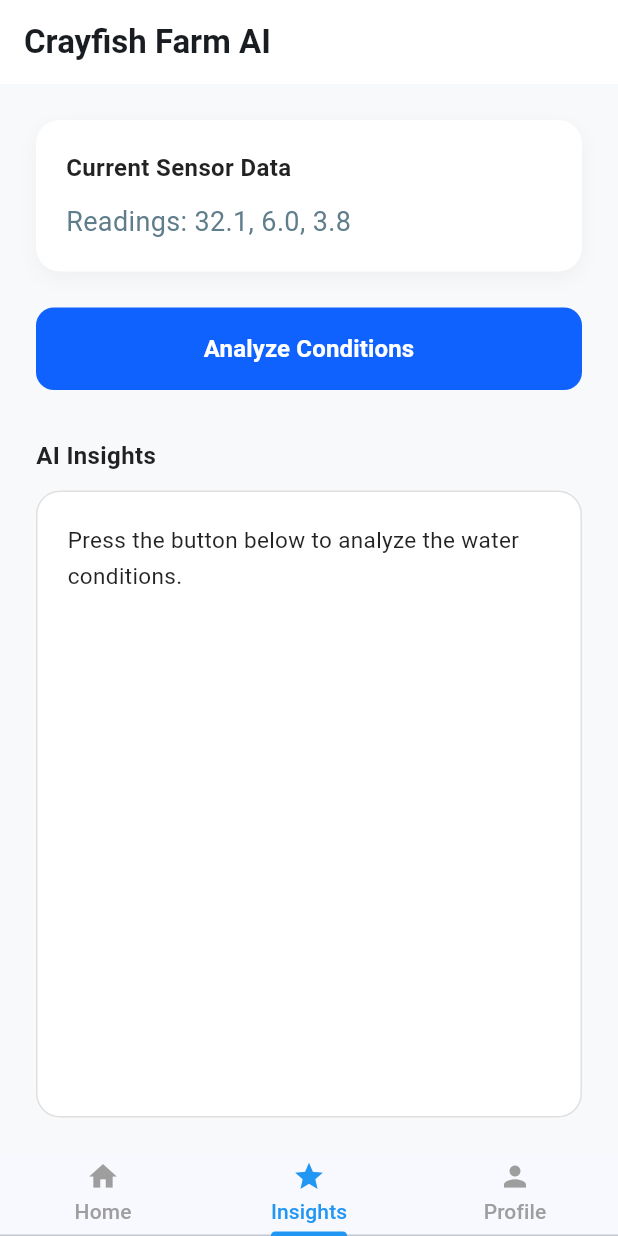
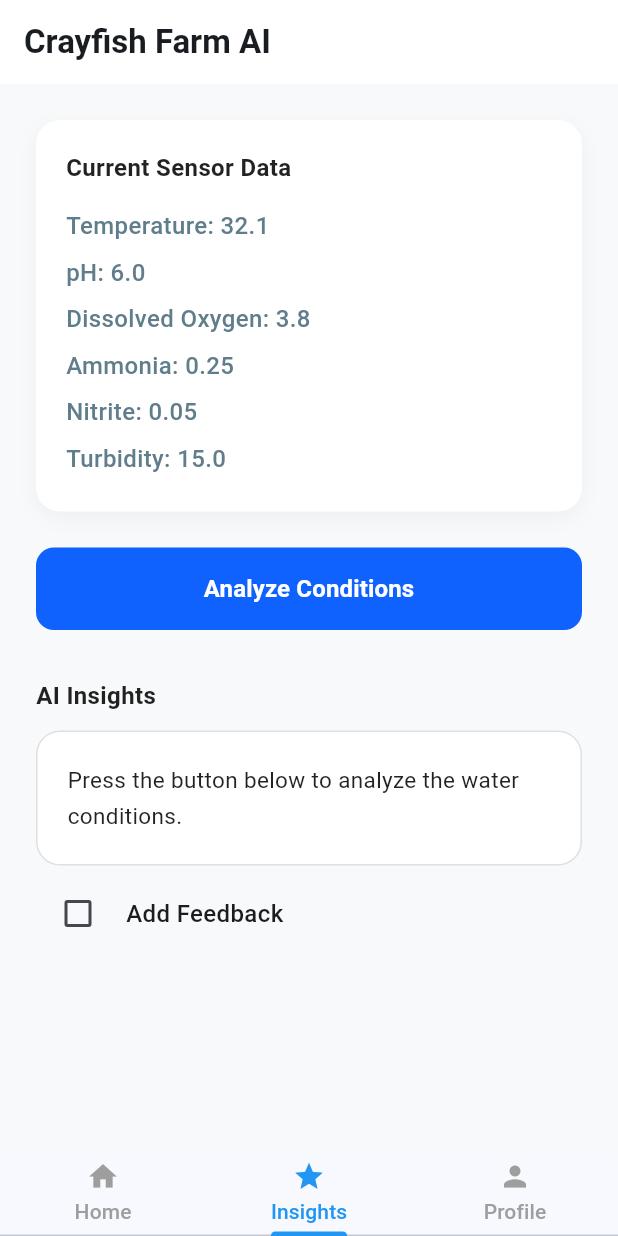
Before and after one commit to inogami-dev/Aquation, a Flutter app: the screen it shows after launch, item 2 of the bottom bar chosen, on a phone screen of 412 x 824 dp. Run offline on Flutter 3.47's test engine with Material 3 defaults, Android fonts, the phone set to English and light mode, and no system bars; drawn by our look-alikes of flutter_markdown; our stand-ins replace firebase_core, flutter_dotenv; missing offline and left inert: mistralai_dart; accounts and stored records are empty.

Commit message:
feedback

```diff
--- a/lib/ai/ai_screen.dart
+++ /dev/null
@@ -1,169 +0,0 @@
-import 'package:aquation/ai/ai_logic.dart';
-import 'package:flutter/material.dart';
-import 'package:flutter_markdown/flutter_markdown.dart';
-// import 'my_aquation_ai_logic.dart'; // Ensure you import your logic file
-
-class AiTestScreen extends StatefulWidget {
-  const AiTestScreen({super.key});
-
-  @override
-  State<AiTestScreen> createState() => _AiTestScreenState();
-}
-
-class _AiTestScreenState extends State<AiTestScreen> {
-  bool _isLoading = false;
-  String _response = "Press the button below to analyze the water conditions.";
-
-  // Mock data representing Temperature, pH, and Dissolved Oxygen
-  final List<double> _mockSensors = [32.1, 6.0, 3.8];
-
-  Future<void> _runAnalysis() async {
-    setState(() {
-      _isLoading = true;
-      _response = "Analyzing water conditions...";
-    });
-
-    // Initialize your improved logic class
-    final logic = MyAquationAiLogic(sensorValues: _mockSensors);
-    final result = await logic.getResponse();
-
-    setState(() {
-      _isLoading = false;
-      _response = result;
-    });
-  }
-
-  @override
-  Widget build(BuildContext context) {
-    return Scaffold(
-      backgroundColor: const Color(0xFFF8F9FA),
-      appBar: AppBar(
-        title: const Text(
-          'Crayfish Farm AI',
-          style: TextStyle(fontWeight: FontWeight.w600),
-        ),
-        backgroundColor: Colors.white,
-        surfaceTintColor: Colors.transparent,
-        elevation: 1,
-      ),
-      body: SafeArea(
-        child: Padding(
-          padding: const EdgeInsets.all(24.0),
-          child: Column(
-            crossAxisAlignment: CrossAxisAlignment.stretch,
-            children: [
-              // Sensor Data Display Card
-              Container(
-                padding: const EdgeInsets.all(20),
-                decoration: BoxDecoration(
-                  color: Colors.white,
-                  borderRadius: BorderRadius.circular(16),
-                  boxShadow: [
-                    BoxShadow(
-                      color: Colors.black.withOpacity(0.04),
-                      blurRadius: 10,
-                      offset: const Offset(0, 4),
-                    ),
-                  ],
-                ),
-                child: Column(
-                  crossAxisAlignment: CrossAxisAlignment.start,
-                  children: [
-                    const Text(
-                      "Current Sensor Data",
-                      style: TextStyle(
-                        fontSize: 16,
-                        fontWeight: FontWeight.w600,
-                        color: Colors.black87,
-                      ),
-                    ),
-                    const SizedBox(height: 12),
-                    Text(
-                      "Readings: ${_mockSensors.join(', ')}",
-                      style: const TextStyle(
-                        fontSize: 18,
-                        color: Colors.blueGrey,
-                      ),
-                    ),
-                  ],
-                ),
-              ),
-              const SizedBox(height: 24),
-
-              // Analyze Button
-              ElevatedButton(
-                onPressed: _isLoading ? null : _runAnalysis,
-                style: ElevatedButton.styleFrom(
-                  backgroundColor: const Color(0xFF0F62FE),
-                  foregroundColor: Colors.white,
-                  padding: const EdgeInsets.symmetric(vertical: 16),
-                  shape: RoundedRectangleBorder(
-                    borderRadius: BorderRadius.circular(12),
-                  ),
-                  elevation: 0,
-                ),
-                child: _isLoading
-                    ? const SizedBox(
-                        height: 20,
-                        width: 20,
-                        child: CircularProgressIndicator(
-                          color: Colors.white,
-                          strokeWidth: 2,
-                        ),
-                      )
-                    : const Text(
-                        "Analyze Conditions",
-                        style: TextStyle(
-                          fontSize: 16,
-                          fontWeight: FontWeight.w600,
-                        ),
-                      ),
-              ),
-              const SizedBox(height: 32),
-
-              // AI Response Display
-              const Text(
-                "AI Insights",
-                style: TextStyle(
-                  fontSize: 16,
-                  fontWeight: FontWeight.w600,
-                  color: Colors.black87,
-                ),
-              ),
-              const SizedBox(height: 12),
-              Expanded(
-                child: Container(
-                  width: double.infinity,
-                  padding: const EdgeInsets.all(20),
-                  decoration: BoxDecoration(
-                    color: Colors.white,
-                    borderRadius: BorderRadius.circular(16),
-                    border: Border.all(color: const Color(0xFFE0E0E0)),
-                  ),
-                  child: SingleChildScrollView(
-                    // Inside your SingleChildScrollView:
-                    child: MarkdownBody(
-                      data: _response,
-                      styleSheet: MarkdownStyleSheet(
-                        p: const TextStyle(
-                          fontSize: 15,
-                          height: 1.6,
-                          color: Colors.black87,
-                        ),
-                        tableBody: const TextStyle(
-                          fontSize: 14,
-                          color: Colors.black87,
-                        ),
-                        // You can customize headings, bold text, and lists here to keep it modern
-                      ),
-                    ),
-                  ),
-                ),
-              ),
-            ],
-          ),
-        ),
-      ),
-    );
-  }
-}
--- /dev/null
+++ b/lib/ai/domain/dimensions.dart
@@ -0,0 +1,10 @@
+import 'package:flutter/material.dart';
+
+class MyDimensions {
+  MyDimensions._();
+  // MyDimen should only have constants and helper methods.
+  static double getWidth(BuildContext context) =>
+      MediaQuery.of(context).size.width;
+  static double getHeight(BuildContext context) =>
+      MediaQuery.of(context).size.height;
+}
--- /dev/null
+++ b/lib/ai/presentation/ai_screen.dart
@@ -0,0 +1,196 @@
+import 'package:aquation/ai/domain/ai_logic.dart';
+import 'package:aquation/ai/domain/dimensions.dart';
+import 'package:aquation/ai/presentation/feedback_input.dart';
+import 'package:flutter/material.dart';
+import 'package:flutter_markdown/flutter_markdown.dart';
+// import 'my_aquation_ai_logic.dart'; // Ensure you import your logic file
+
+class AiTestScreen extends StatefulWidget {
+  const AiTestScreen({super.key});
+
+  @override
+  State<AiTestScreen> createState() => _AiTestScreenState();
+}
+
+class _AiTestScreenState extends State<AiTestScreen> {
+  bool _isLoading = false;
+  String _response = "Press the button below to analyze the water conditions.";
+
+  // Mock data representing Temperature, pH, Dissolved Oxygen, Ammonia, Nitrite, and Turbidity
+  static const List<double> _mockSensors = [32.1, 6.0, 3.8, 0.25, 0.05, 15.0];
+
+  static const List<String> _sensorNames = [
+    "Temperature",
+    "pH",
+    "Dissolved Oxygen",
+    "Ammonia",
+    "Nitrite",
+    "Turbidity",
+  ];
+
+  Future<void> _runAnalysis() async {
+    setState(() {
+      _isLoading = true;
+      _response = "Analyzing water conditions...";
+    });
+
+    // Initialize your improved logic class
+    final logic = MyAquationAiLogic(sensorValues: _mockSensors);
+    final result = await logic.getResponse();
+
+    setState(() {
+      _isLoading = false;
+      _response = result;
+    });
+  }
+
+  @override
+  Widget build(BuildContext context) {
+    return Scaffold(
+      backgroundColor: const Color(0xFFF8F9FA),
+      appBar: AppBar(
+        title: const Text(
+          'Crayfish Farm AI',
+          style: TextStyle(fontWeight: FontWeight.w600),
+        ),
+        backgroundColor: Colors.white,
+        surfaceTintColor: Colors.transparent,
+        elevation: 1,
+      ),
+      body: SafeArea(
+        child: Container(
+          width: MyDimensions.getWidth(context),
+          height: MyDimensions.getHeight(context),
+          padding: const EdgeInsets.all(24.0),
+          child: SingleChildScrollView(
+            child: Column(
+              crossAxisAlignment: CrossAxisAlignment.stretch,
+              children: [
+                // Sensor Data Display Card
+                Container(
+                  padding: const EdgeInsets.all(20),
+                  decoration: BoxDecoration(
+                    color: Colors.white,
+                    borderRadius: BorderRadius.circular(16),
+                    boxShadow: [
+                      BoxShadow(
+                        color: Colors.black.withValues(alpha: 0.04),
+                        blurRadius: 10,
+                        offset: const Offset(0, 4),
+                      ),
+                    ],
+                  ),
+                  child: Column(
+                    crossAxisAlignment: CrossAxisAlignment.start,
+                    children: [
+                      const Text(
+                        "Current Sensor Data",
+                        style: TextStyle(
+                          fontSize: 16,
+                          fontWeight: FontWeight.w600,
+                          color: Colors.black87,
+                        ),
+                      ),
+                      const SizedBox(height: 12),
+                      ListView.builder(
+                        shrinkWrap: true,
+                        physics: const NeverScrollableScrollPhysics(),
+                        itemCount: _mockSensors.length,
+                        itemBuilder: (context, index) {
+                          final name = index < _sensorNames.length
+                              ? _sensorNames[index]
+                              : "Sensor ${index + 1}";
+                          return Padding(
+                            padding: const EdgeInsets.symmetric(vertical: 4.0),
+                            child: Text(
+                              "$name: ${_mockSensors[index]}",
+                              style: const TextStyle(
+                                fontSize: 16,
+                                color: Colors.blueGrey,
+                                fontWeight: FontWeight.w500,
+                              ),
+                            ),
+                          );
+                        },
+                      ),
+                    ],
+                  ),
+                ),
+                const SizedBox(height: 24),
+
+                // Analyze Button
+                ElevatedButton(
+                  onPressed: _isLoading ? null : _runAnalysis,
+                  style: ElevatedButton.styleFrom(
+                    backgroundColor: const Color(0xFF0F62FE),
+                    foregroundColor: Colors.white,
+                    padding: const EdgeInsets.symmetric(vertical: 16),
+                    shape: RoundedRectangleBorder(
+                      borderRadius: BorderRadius.circular(12),
+                    ),
+                    elevation: 0,
+                  ),
+                  child: _isLoading
+                      ? const SizedBox(
+                          height: 20,
+                          width: 20,
+                          child: CircularProgressIndicator(
+                            color: Colors.white,
+                            strokeWidth: 2,
+                          ),
+                        )
+                      : const Text(
+                          "Analyze Conditions",
+                          style: TextStyle(
+                            fontSize: 16,
+                            fontWeight: FontWeight.w600,
+                          ),
+                        ),
+                ),
+                const SizedBox(height: 32),
+
+                // AI Response Display
+                const Text(
+                  "AI Insights",
+                  style: TextStyle(
+                    fontSize: 16,
+                    fontWeight: FontWeight.w600,
+                    color: Colors.black87,
+                  ),
+                ),
+                const SizedBox(height: 12),
+                Container(
+                  width: double.infinity,
+                  padding: const EdgeInsets.all(20),
+                  decoration: BoxDecoration(
+                    color: Colors.white,
+                    borderRadius: BorderRadius.circular(16),
+                    border: Border.all(color: const Color(0xFFE0E0E0)),
+                  ),
+                  child: MarkdownBody(
+                    data: _response,
+                    styleSheet: MarkdownStyleSheet(
+                      p: const TextStyle(
+                        fontSize: 15,
+                        height: 1.6,
+                        color: Colors.black87,
+                      ),
+                      tableBody: const TextStyle(
+                        fontSize: 14,
+                        color: Colors.black87,
+                      ),
+                      // You can customize headings, bold text, and lists here to keep it modern
+                    ),
+                  ),
+                ),
+
+                // Feedback Input
+                const FeedbackInput(),
+              ],
+            ),
+          ),
+        ),
+      ),
+    );
+  }
+}
--- /dev/null
+++ b/lib/ai/presentation/feedback_input.dart
@@ -0,0 +1,120 @@
+import 'package:flutter/material.dart';
+
+class FeedbackInput extends StatefulWidget {
+  const FeedbackInput({super.key});
+
+  @override
+  State<FeedbackInput> createState() => FeedbackInputState();
+}
+
+class FeedbackInputState extends State<FeedbackInput>
+    with SingleTickerProviderStateMixin {
+  late final AnimationController _animationController;
+  late final Animation<double> _expandAnimation;
+  late final Animation<double> _fadeAnimation;
+
+  bool _showFeedback = false;
+  final TextEditingController _controller = TextEditingController();
+  final FocusNode _focusNode = FocusNode();
+
+  @override
+  void initState() {
+    super.initState();
+    _animationController = AnimationController(
+      vsync: this,
+      duration: const Duration(milliseconds: 300),
+    );
+    _expandAnimation = CurvedAnimation(
+      parent: _animationController,
+      curve: Curves.easeInOut,
+    );
+    _fadeAnimation = CurvedAnimation(
+      parent: _animationController,
+      curve: Curves.easeIn,
+    );
+  }
+
+  @override
+  void dispose() {
+    _animationController.dispose();
+    _controller.dispose();
+    _focusNode.dispose();
+    super.dispose();
+  }
+
+  void _toggleFeedback(bool value) {
+    setState(() {
+      _showFeedback = value;
+      if (_showFeedback) {
+        _animationController.forward();
+        // Request focus when the field starts animating in to make it ready for input.
+        WidgetsBinding.instance.addPostFrameCallback((_) {
+          _focusNode.requestFocus();
+        });
+      } else {
+        _animationController.reverse();
+        _focusNode.unfocus();
+      }
+    });
+  }
+
+  @override
+  Widget build(BuildContext context) {
+    return Column(
+      crossAxisAlignment: CrossAxisAlignment.start,
+      mainAxisSize: MainAxisSize.min,
+      children: [
+        InkWell(
+          onTap: () => _toggleFeedback(!_showFeedback),
+          borderRadius: BorderRadius.circular(4),
+          child: Padding(
+            padding: const EdgeInsets.symmetric(vertical: 8.0, horizontal: 4.0),
+            child: Row(
+              mainAxisSize: MainAxisSize.min,
+              children: [
+                Checkbox(
+                  value: _showFeedback,
+                  onChanged: (value) => _toggleFeedback(value ?? false),
+                ),
+                const SizedBox(width: 8),
+                const Text(
+                  'Add Feedback',
+                  style: TextStyle(fontSize: 16, fontWeight: FontWeight.w500),
+                ),
+              ],
+            ),
+          ),
+        ),
+        SizeTransition(
+          sizeFactor: _expandAnimation,
+          axisAlignment: -1.0,
+          child: FadeTransition(
+            opacity: _fadeAnimation,
+            child: Padding(
+              padding: const EdgeInsets.only(
+                left: 12.0,
+                right: 12.0,
+                bottom: 12.0,
+                top: 4.0,
+              ),
+              child: TextField(
+                controller: _controller,
+                focusNode: _focusNode,
+                decoration: InputDecoration(
+                  hintText: 'Type your feedback here...',
+                  border: OutlineInputBorder(
+                    borderRadius: BorderRadius.circular(8),
+                  ),
+                  contentPadding: const EdgeInsets.symmetric(
+                    horizontal: 16,
+                    vertical: 12,
+                  ),
+                ),
+              ),
+            ),
+          ),
+        ),
+      ],
+    );
+  }
+}
--- a/lib/ai/tab.dart
+++ b/lib/ai/tab.dart
@@ -1,4 +1,4 @@
-import 'package:aquation/ai/ai_screen.dart';
+import 'package:aquation/ai/presentation/ai_screen.dart';
 import 'package:flutter/material.dart';
 
 class MyTabs extends StatefulWidget {
--- a/lib/main.dart
+++ b/lib/main.dart
@@ -1,5 +1,5 @@
 // import 'package:aquation/ai/test_screen.dart';
-import 'package:aquation/ai/ai_screen.dart';
+import 'package:aquation/ai/presentation/ai_screen.dart';
 import 'package:aquation/ai/tab.dart';
 import 'package:aquation/theme/theme.dart';
 import 'package:flutter/material.dart';
```
Also changed, not shown: lib/ai/domain/ai_logic.dart (renamed from lib/ai/ai_logic.dart).
